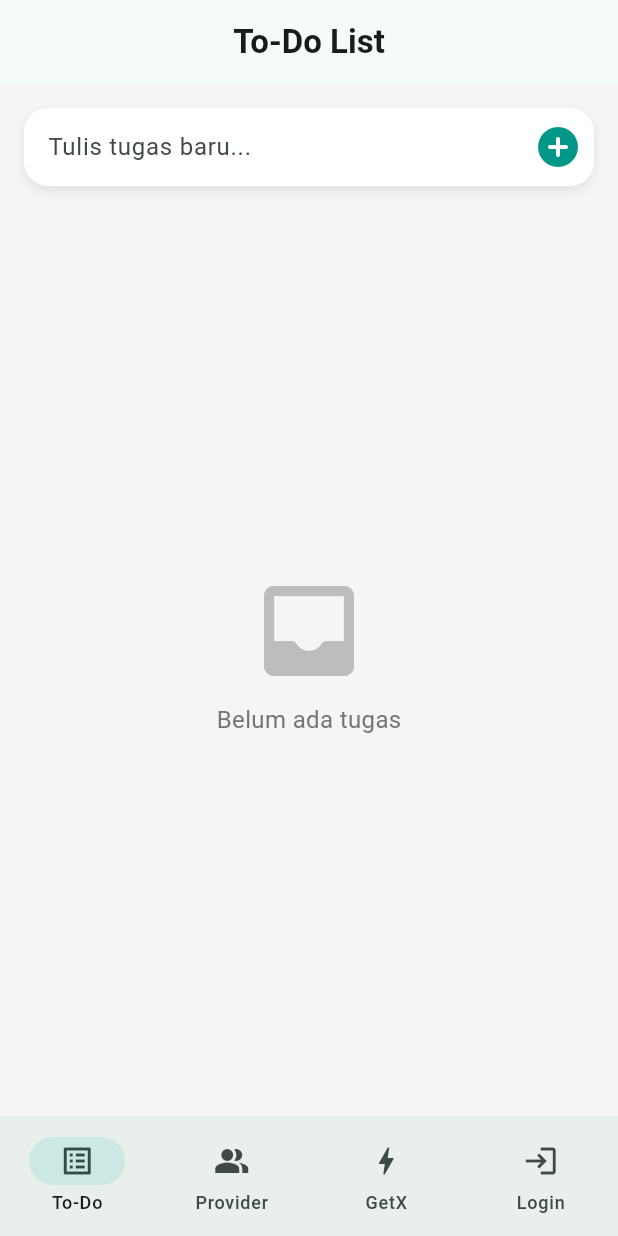
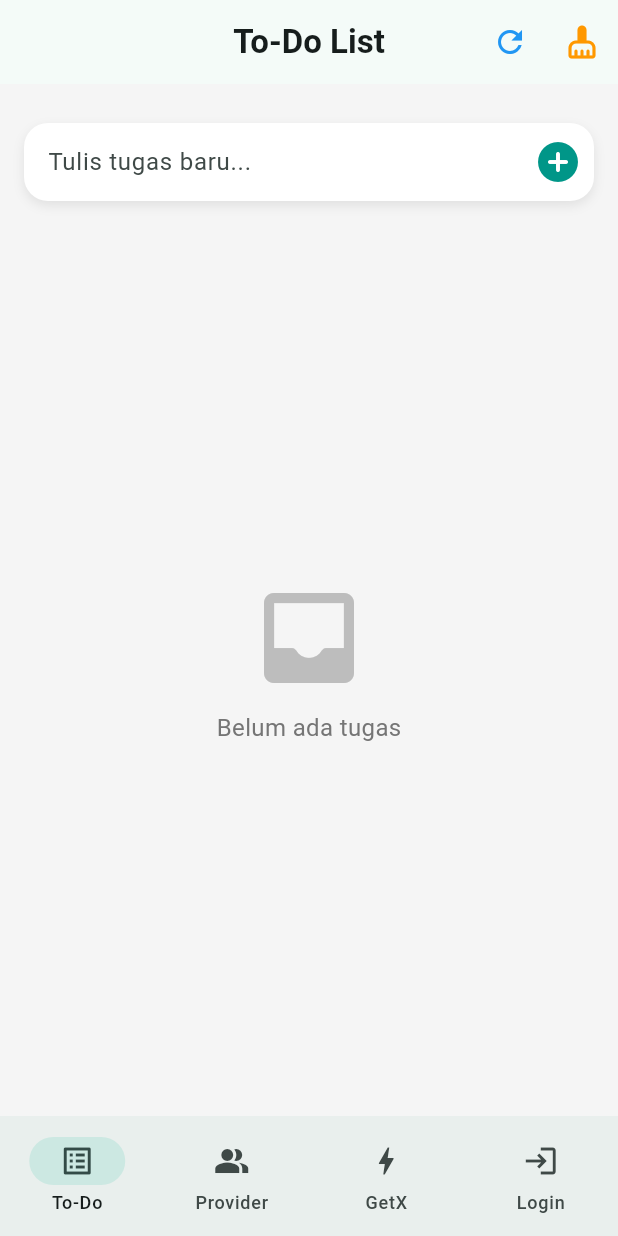
Before and after one commit to fathifathan/flutter-fathi-tasks, a Flutter app: the ToDoPage screen opened directly, after a tap on the "add circle" icon, on a phone screen of 412 x 824 dp. Run offline on Flutter 3.47's test engine with Material 3 defaults, Android fonts, the phone set to English and light mode, and no system bars; our stand-ins replace get, shared_preferences; accounts and stored records are empty.

Commit message:
Update todo_page.dart : for task 11

```diff
--- a/lib/pages/todo_page.dart
+++ b/lib/pages/todo_page.dart
@@ -1,4 +1,6 @@
 import 'package:flutter/material.dart';
+import 'package:shared_preferences/shared_preferences.dart';
+import 'dart:convert';
 
 class ToDoPage extends StatefulWidget {
   const ToDoPage({super.key});
@@ -10,8 +12,76 @@ class ToDoPage extends StatefulWidget {
 class _ToDoPageState extends State<ToDoPage> {
   final TextEditingController _controller = TextEditingController();
   final List<Map<String, dynamic>> _tasks = [];
+
   String _currentText = "";
+  String? _lastRefresh; // timestamp terakhir refresh
 
+  @override
+  void initState() {
+    super.initState();
+    _loadCache(); // load cache saat halaman dibuka
+  }
+
+  // ----------------------------------------------------------------------
+  // 🔹 LOAD CACHE
+  // ----------------------------------------------------------------------
+  Future<void> _loadCache() async {
+    final prefs = await SharedPreferences.getInstance();
+
+    final cachedTasks = prefs.getString("tasks_cache");
+    final cachedTime = prefs.getString("tasks_last_refresh");
+
+    if (cachedTasks != null) {
+      setState(() {
+        _tasks.addAll(
+          List<Map<String, dynamic>>.from(json.decode(cachedTasks)),
+        );
+        _lastRefresh = cachedTime;
+      });
+
+      // tampilkan notifikasi
+      Future.microtask(() {
+        ScaffoldMessenger.of(context).showSnackBar(
+          const SnackBar(
+            content: Text("Data from Cache"),
+            duration: Duration(seconds: 2),
+          ),
+        );
+      });
+    }
+  }
+
+  // ----------------------------------------------------------------------
+  // 🔹 SIMPAN CACHE
+  // ----------------------------------------------------------------------
+  Future<void> _saveCache() async {
+    final prefs = await SharedPreferences.getInstance();
+
+    await prefs.setString("tasks_cache", json.encode(_tasks));
+    await prefs.setString("tasks_last_refresh", DateTime.now().toString());
+
+    setState(() {
+      _lastRefresh = DateTime.now().toString();
+    });
+  }
+
+  // ----------------------------------------------------------------------
+  // 🔹 CLEAR CACHE
+  // ----------------------------------------------------------------------
+  Future<void> _clearCache() async {
+    final prefs = await SharedPreferences.getInstance();
+    await prefs.remove("tasks_cache");
+    await prefs.remove("tasks_last_refresh");
+
+    setState(() {
+      _tasks.clear();
+      _lastRefresh = null;
+    });
+  }
+
+  // ----------------------------------------------------------------------
+  // 🔹 FUNGSI UTAMA
+  // ----------------------------------------------------------------------
   void _onTextChanged(String value) {
     setState(() {
       _currentText = value;
@@ -20,23 +90,30 @@ class _ToDoPageState extends State<ToDoPage> {
 
   void _addTask() {
     if (_currentText.trim().isEmpty) return;
+
     setState(() {
       _tasks.insert(0, {'text': _currentText.trim(), 'done': false});
       _controller.clear();
       _currentText = "";
     });
+
+    _saveCache();
   }
 
   void _toggleDone(int index) {
     setState(() {
       _tasks[index]['done'] = !_tasks[index]['done'];
     });
+
+    _saveCache();
   }
 
   void _deleteTask(int index) {
     setState(() {
       _tasks.removeAt(index);
     });
+
+    _saveCache();
   }
 
   void _clearAllTasks() {
@@ -55,16 +132,23 @@ class _ToDoPageState extends State<ToDoPage> {
               setState(() {
                 _tasks.clear();
               });
+              _clearCache();
               Navigator.pop(context);
             },
             style: ElevatedButton.styleFrom(backgroundColor: Colors.redAccent),
-            child: const Text("Hapus Semua", style: TextStyle(color: Colors.white)),
+            child: const Text(
+              "Hapus Semua",
+              style: TextStyle(color: Colors.white),
+            ),
           ),
         ],
       ),
     );
   }
 
+  // ----------------------------------------------------------------------
+  // 🔹 UI
+  // ----------------------------------------------------------------------
   @override
   Widget build(BuildContext context) {
     return Scaffold(
@@ -76,18 +160,61 @@ class _ToDoPageState extends State<ToDoPage> {
         ),
         centerTitle: true,
         actions: [
+          IconButton(
+            icon: const Icon(Icons.refresh, color: Colors.blue),
+            tooltip: "Refresh Now",
+            onPressed: () async {
+              await _saveCache();
+              ScaffoldMessenger.of(context).showSnackBar(
+                const SnackBar(
+                  content: Text("Refreshed"),
+                  duration: Duration(seconds: 2),
+                ),
+              );
+            },
+          ),
+
+          IconButton(
+            icon: const Icon(
+              Icons.cleaning_services_rounded,
+              color: Colors.orange,
+            ),
+            tooltip: "Clear Cache",
+            onPressed: () async {
+              await _clearCache();
+              ScaffoldMessenger.of(
+                context,
+              ).showSnackBar(const SnackBar(content: Text("Cache Cleared")));
+            },
+          ),
+
           if (_tasks.isNotEmpty)
             IconButton(
-              icon: const Icon(Icons.delete_forever_rounded, color: Colors.redAccent),
+              icon: const Icon(
+                Icons.delete_forever_rounded,
+                color: Colors.redAccent,
+              ),
               tooltip: "Hapus semua tugas",
               onPressed: _clearAllTasks,
             ),
         ],
       ),
+
       body: Padding(
         padding: const EdgeInsets.all(16.0),
         child: Column(
+          crossAxisAlignment: CrossAxisAlignment.start,
           children: [
+            // 🔹 LAST REFRESH TIMESTAMP
+            if (_lastRefresh != null)
+              Text(
+                "Last refresh: $_lastRefresh",
+                style: TextStyle(fontSize: 13, color: Colors.grey.shade600),
+              ),
+
+            const SizedBox(height: 10),
+
+            // 🔹 INPUT BOX
             Container(
               decoration: BoxDecoration(
                 color: Colors.white,
@@ -108,31 +235,50 @@ class _ToDoPageState extends State<ToDoPage> {
                       decoration: const InputDecoration(
                         hintText: "Tulis tugas baru...",
                         border: InputBorder.none,
-                        contentPadding: EdgeInsets.symmetric(horizontal: 16, vertical: 14),
+                        contentPadding: EdgeInsets.symmetric(
+                          horizontal: 16,
+                          vertical: 14,
+                        ),
                       ),
                       onChanged: _onTextChanged,
                     ),
                   ),
                   IconButton(
-                    icon: const Icon(Icons.add_circle_rounded, color: Colors.teal, size: 32),
+                    icon: const Icon(
+                      Icons.add_circle_rounded,
+                      color: Colors.teal,
+                      size: 32,
+                    ),
                     onPressed: _addTask,
                   ),
                 ],
               ),
             ),
+
             const SizedBox(height: 20),
+
+            // 🔹 LIST TUGAS
             Expanded(
               child: _tasks.isEmpty
-                  ? Column(
-                      mainAxisAlignment: MainAxisAlignment.center,
+                  ? Center(
+                      child: Column(
+                        mainAxisSize: MainAxisSize.min,
                         children: [
-                        Icon(Icons.inbox_rounded, size: 80, color: Colors.grey.shade400),
+                          Icon(
+                            Icons.inbox_rounded,
+                            size: 80,
+                            color: Colors.grey.shade400,
+                          ),
                           const SizedBox(height: 8),
                           Text(
                             "Belum ada tugas",
-                          style: TextStyle(fontSize: 16, color: Colors.grey.shade600),
+                            style: TextStyle(
+                              fontSize: 16,
+                              color: Colors.grey.shade600,
+                            ),
                           ),
                         ],
+                      ),
                     )
                   : ListView.builder(
                       physics: const BouncingScrollPhysics(),
@@ -145,7 +291,10 @@ class _ToDoPageState extends State<ToDoPage> {
                           child: AnimatedContainer(
                             duration: const Duration(milliseconds: 300),
                             margin: const EdgeInsets.only(bottom: 10),
-                            padding: const EdgeInsets.symmetric(horizontal: 16, vertical: 14),
+                            padding: const EdgeInsets.symmetric(
+                              horizontal: 16,
+                              vertical: 14,
+                            ),
                             decoration: BoxDecoration(
                               color: task['done']
                                   ? Colors.teal.shade100
@@ -165,7 +314,9 @@ class _ToDoPageState extends State<ToDoPage> {
                                   task['done']
                                       ? Icons.check_circle
                                       : Icons.circle_outlined,
-                                  color: task['done'] ? Colors.teal : Colors.grey,
+                                  color: task['done']
+                                      ? Colors.teal
+                                      : Colors.grey,
                                 ),
                                 const SizedBox(width: 12),
                                 Expanded(
@@ -183,7 +334,10 @@ class _ToDoPageState extends State<ToDoPage> {
                                   ),
                                 ),
                                 IconButton(
-                                  icon: const Icon(Icons.delete_outline, color: Colors.redAccent),
+                                  icon: const Icon(
+                                    Icons.delete_outline,
+                                    color: Colors.redAccent,
+                                  ),
                                   onPressed: () => _deleteTask(index),
                                 ),
                               ],
```
Lines whose indentation alone changed are shown as unchanged.
